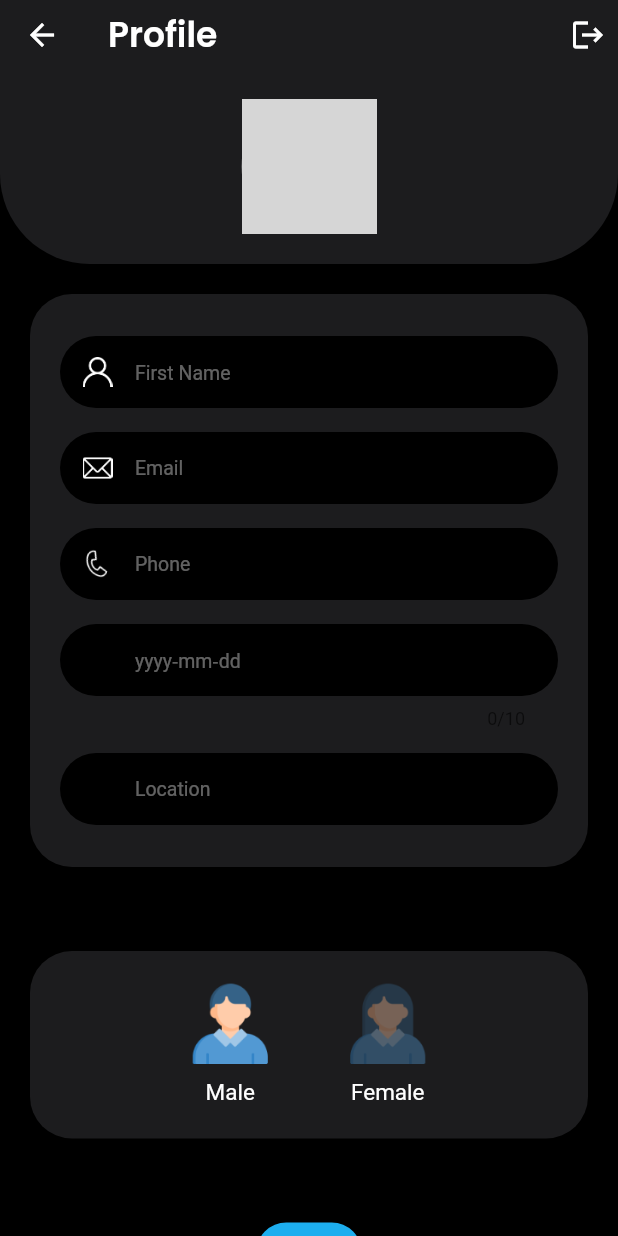
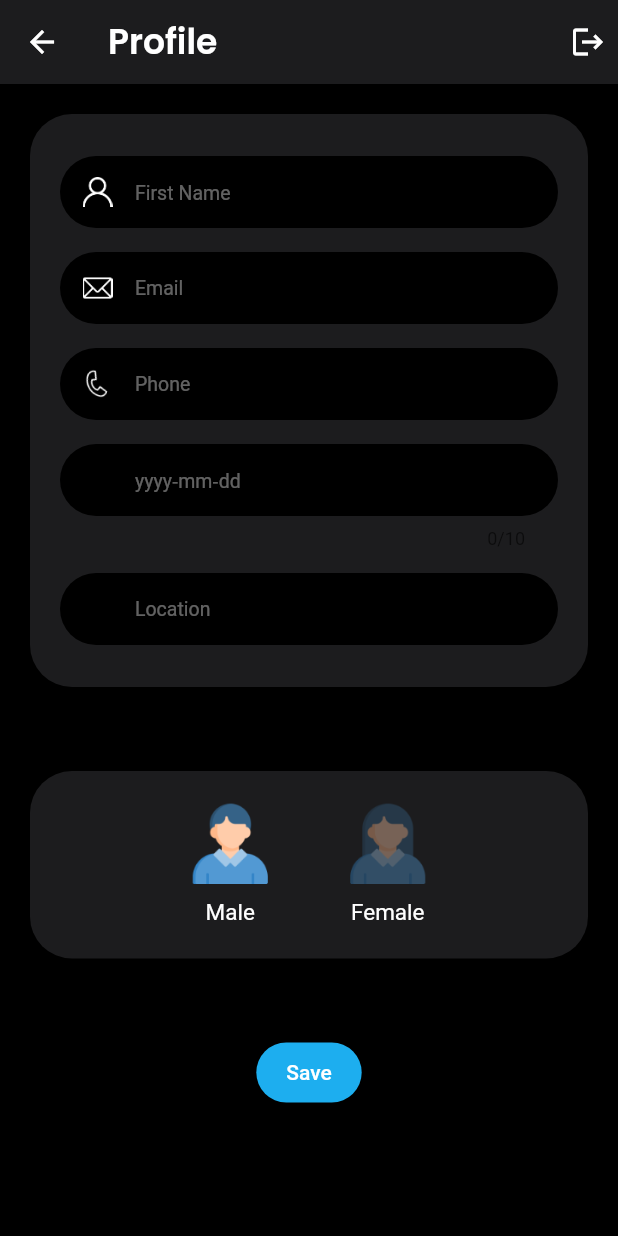
Before and after one commit to paraslamsong/digitalTicket, a Flutter app: the ProfileScreen screen opened directly, on a phone screen of 412 x 824 dp. Run offline on Flutter 3.47's test engine with Material 2 defaults, Android fonts, the light colour scheme and no system bars; drawn by our look-alikes of cached_network_image; our stand-ins replace bloc, dio, expandable, flutter_bloc, flutter_local_notifications, flutter_native_timezone and 12 more; missing offline and left inert: home_widget, khalti, khalti_flutter, workmanager; accounts and stored records are empty; network calls fail; Roboto replaces fonts that are missing (SF Pro); grey boxes are pictures that could not be loaded.

Commit message:
updated APIS

```diff
--- a/lib/screens/BuyTicket/Model/TicketModel.dart
+++ b/lib/screens/BuyTicket/Model/TicketModel.dart
@@ -64,11 +64,13 @@ class TicketModel {
       "firstName": fullName,
       "phone": phone,
       "payment_method": getPaymentKey(paymentType),
-      "access": User().getAcess(),
       "eventRate": ticketId
     };
+    print(body);
     Response response = await HTTP().post(
         context: context, path: "create-ticket/", body: body, useToken: true);
+
+    print(response.statusCode);
     if (response.statusCode >= 200 && response.statusCode <= 209) {
       Fluttertoast.showToast(msg: "Event ticket is booked");
       Navigator.pop(context);
--- a/lib/screens/MyTickets/TicketDetail.dart
+++ b/lib/screens/MyTickets/TicketDetail.dart
@@ -249,7 +249,7 @@ class _YourTicketPageState extends State<TicketDetailPage> {
                     MaterialPageRoute(
                         builder: (context) => EventDetailsPage(
                             id: widget.ticket.eventId,
-                            bgImage: widget.ticket.image)),
+                            bgImage: widget.ticket.eventImage)),
                   );
                 },
                 child: Text(
--- a/lib/screens/Profile/Profile.dart
+++ b/lib/screens/Profile/Profile.dart
@@ -48,7 +48,7 @@ class _ProfileScreenState extends State<ProfileScreen> {
 
   final List<TextEditingController> controllers =
       List<TextEditingController>.generate(5, (i) => TextEditingController());
-  String image, gender = "Male";
+  String image, gender = "MALE";
 
   @override
   void initState() {
@@ -61,7 +61,12 @@ class _ProfileScreenState extends State<ProfileScreen> {
 
     controllers[0].text = userModel.firstName;
     controllers[1].text = userModel.email;
-    controllers[2].text = userModel.email;
+    controllers[2].text = userModel.phone;
+    controllers[3].text = userModel.dob;
+    controllers[4].text = userModel.location;
+    setState(() {
+      gender = userModel.gender ?? "MALE";
+    });
   }
 
   @override
@@ -70,48 +75,48 @@ class _ProfileScreenState extends State<ProfileScreen> {
       appBar: AppBar(
         backgroundColor: Color(0xFF1C1C1E),
         title: Text("Profile"),
-        bottom: PreferredSize(
-          preferredSize: Size(double.infinity, 120),
-          child: Container(
-            width: double.infinity,
-            padding: EdgeInsets.symmetric(vertical: 20),
-            child: Center(
-              child: Stack(
-                clipBehavior: Clip.none,
-                children: [
-                  ClipRRect(
-                    borderRadius: BorderRadius.circular(100),
-                    child: CachedNetworkImage(
-                      height: 90,
-                      width: 90,
-                      fit: BoxFit.cover,
-                      imageUrl:
-                          "https://images.hindustantimes.com/img/2021/08/20/1600x900/82f2cb26-01e5-11ec-8bb0-cae8e339dabd_1629485044566.jpg",
-                    ),
-                  ),
-                  Positioned(
-                    right: 0,
-                    bottom: 0,
-                    child: IconButton(
-                      icon: Container(
-                        decoration: BoxDecoration(
-                          color: Theme.of(context).primaryColor,
-                          borderRadius: BorderRadius.circular(100),
-                        ),
-                        child: Icon(Icons.camera),
-                      ),
-                      onPressed: () {},
-                    ),
-                  ),
-                ],
-              ),
-            ),
-          ),
-        ),
-        shape: RoundedRectangleBorder(
-          borderRadius:
-              BorderRadius.vertical(bottom: Radius.elliptical(60, 60)),
-        ),
+        // bottom: PreferredSize(
+        //   preferredSize: Size(double.infinity, 120),
+        //   child: Container(
+        //     width: double.infinity,
+        //     padding: EdgeInsets.symmetric(vertical: 20),
+        //     child: Center(
+        //       child: Stack(
+        //         clipBehavior: Clip.none,
+        //         children: [
+        //           ClipRRect(
+        //             borderRadius: BorderRadius.circular(100),
+        //             child: CachedNetworkImage(
+        //               height: 90,
+        //               width: 90,
+        //               fit: BoxFit.cover,
+        //               imageUrl:
+        //                   "https://images.hindustantimes.com/img/2021/08/20/1600x900/82f2cb26-01e5-11ec-8bb0-cae8e339dabd_1629485044566.jpg",
+        //             ),
+        //           ),
+        //           Positioned(
+        //             right: 0,
+        //             bottom: 0,
+        //             child: IconButton(
+        //               icon: Container(
+        //                 decoration: BoxDecoration(
+        //                   color: Theme.of(context).primaryColor,
+        //                   borderRadius: BorderRadius.circular(100),
+        //                 ),
+        //                 child: Icon(Icons.camera),
+        //               ),
+        //               onPressed: () {},
+        //             ),
+        //           ),
+        //         ],
+        //       ),
+        //     ),
+        //   ),
+        // ),
+        // shape: RoundedRectangleBorder(
+        //   borderRadius:
+        //       BorderRadius.vertical(bottom: Radius.elliptical(60, 60)),
+        // ),
         actions: [
           IconButton(
             onPressed: () {
@@ -189,7 +194,7 @@ class _ProfileScreenState extends State<ProfileScreen> {
                         context,
                         hintText: "Phone",
                         icon: AssetImage("assets/icons/phoneIcon.png"),
-                        controller: controllers[1],
+                        controller: controllers[2],
                       ),
                       _information(
                         context,
@@ -225,14 +230,14 @@ class _ProfileScreenState extends State<ProfileScreen> {
                       _genderButton(
                         context,
                         icon: "assets/icons/maleIcon.png",
-                        isSelected: gender == "Male",
+                        isSelected: gender.toUpperCase() == "MALE",
                         title: "Male",
                       ),
                       SizedBox(width: 20),
                       _genderButton(
                         context,
                         icon: "assets/icons/femaleIcon.png",
-                        isSelected: gender == "Female",
+                        isSelected: gender.toUpperCase() == "FEMALE",
                         title: "Female",
                       ),
                     ],
@@ -241,7 +246,17 @@ class _ProfileScreenState extends State<ProfileScreen> {
               ),
               SizedBox(height: 56),
               TextButton(
-                onPressed: () {},
+                onPressed: () {
+                  userModel.saveChanges(
+                    context,
+                    fullName: controllers[0].text,
+                    email: controllers[1].text,
+                    phone: controllers[2].text,
+                    dob: controllers[3].text,
+                    location: controllers[4].text,
+                    gender: gender,
+                  );
+                },
                 child: Text(
                   "Save",
                   style: TextStyle(color: Colors.white),
@@ -314,7 +329,7 @@ class _ProfileScreenState extends State<ProfileScreen> {
       child: IconButton(
         onPressed: () {
           setState(() {
-            gender = title;
+            gender = title.toUpperCase();
           });
         },
         iconSize: 85,
```
Also changed, not shown: lib/api/HTTP.dart (+61 -2 lines), lib/screens/MyTickets/Model/PastEventsModel.dart (added, +35 -0 lines), lib/screens/MyTickets/Model/Tickets.dart (+21 -5 lines), lib/screens/MyTickets/MyTicket.dart (+71 -24 lines), lib/screens/Profile/Model/UserModel.dart (+49 -3 lines).
